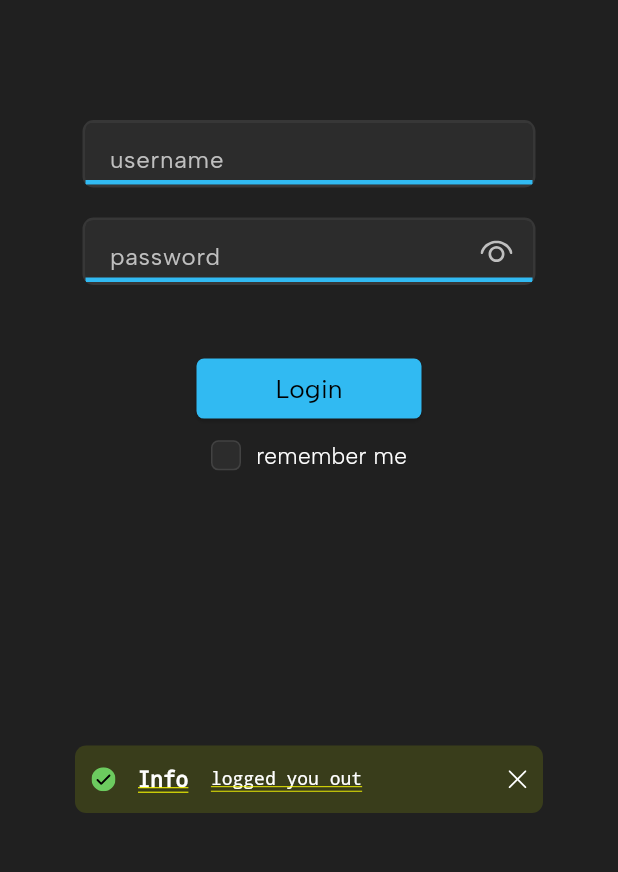
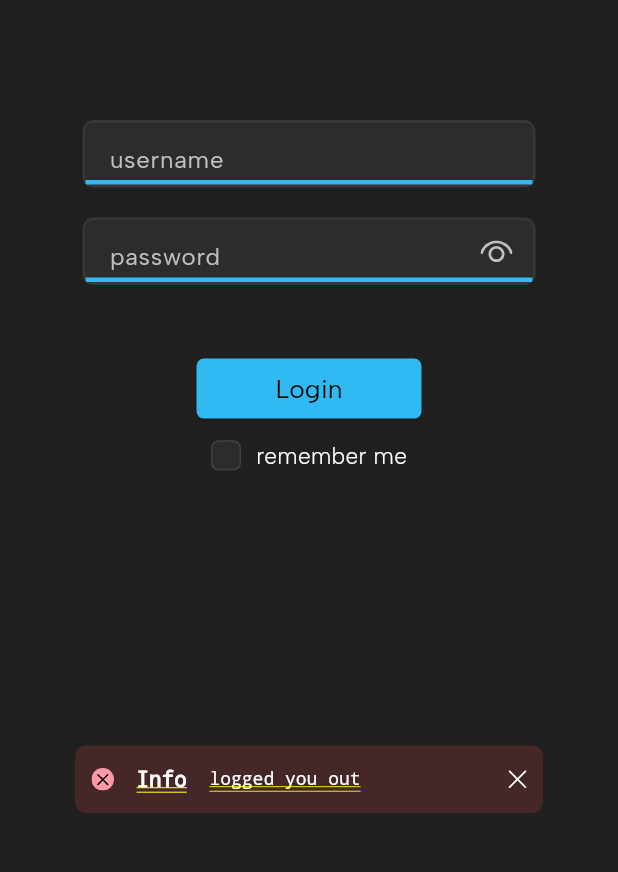
Before and after one commit to RolandDaum/gbevplan, a Flutter app: the screen it shows after launch, after a tap on "Login", on a phone screen of 412 x 824 dp, the part 348-1220 px from its top. Run offline on Flutter 3.47's test engine with Material 3 defaults, Android fonts, the phone set to English and light mode, and no system bars; our stand-ins replace flutter_svg, google_fonts, hive, hive_flutter; accounts and stored records are empty.

Commit message:
added hive save for login page

```diff
--- a/lib/components/popUp.dart
+++ b/lib/components/popUp.dart
@@ -141,7 +141,6 @@ class _PopUpWidgetState extends State<PopUpWidget> {
               },
               child: SvgPicture.asset('assets/icons/close.svg'),
             ),)
-
           ],
         ),
       ),
--- a/lib/main.dart
+++ b/lib/main.dart
@@ -1,20 +1,20 @@
 import 'package:flutter/material.dart';
-import 'package:gbevplan/dataobj/metadataOBJ.dart';
+import 'package:gbevplan/dataobj/hive_metadata.dart';
 import 'package:gbevplan/theme/colors.dart';
 import 'package:gbevplan/pages/Login.dart';
 import 'package:google_fonts/google_fonts.dart';
 import 'package:hive_flutter/adapters.dart';
 
 void main() async {
+  await Hive.initFlutter();
   Hive.registerAdapter(HIVE_MetaDataAdapter());
-  await Hive.initFlutter();
-  Box<dynamic> boxMetadata = await Hive.openBox('metadata');
-  if (boxMetadata.isEmpty) {
-    initMetadata(boxMetadata);
+  Box<dynamic> data = await Hive.openBox('data');
+  if (data.isEmpty) {
+    await initMetadata(data);
   }
   runApp(const MyApp());
 }
-void initMetadata(Box<dynamic> boxMetadata) {
+initMetadata(Box<dynamic> data) async {
   HIVE_Metadata hive_metadata = HIVE_Metadata(
     HIVE_UserData('', 0),
     HIVE_AppData(
@@ -23,7 +23,8 @@ void initMetadata(Box<dynamic> boxMetadata) {
       HIVE_APIInfo('', 'domain.com', ''),
       HIVE_AppSettings(false, true)),
     HIVE_SecureCredentials('', '', ''));
-  boxMetadata.put('metadata', hive_metadata);
+  print('saving metadata template');
+  await data.put('metadata', hive_metadata);
 }
 
 class MyApp extends StatelessWidget {
--- /dev/null
+++ b/lib/pages/home.dart
@@ -0,0 +1,20 @@
+import 'package:flutter/material.dart';
+
+class Home extends StatefulWidget {
+  const Home({super.key});
+
+  @override
+  State<Home> createState() {
+    return _HomeState();
+  }
+}
+
+class _HomeState extends State<Home> {
+
+  @override
+  Widget build(BuildContext context) {
+    // BUILD HOME TIMETABLE SIDE
+    throw UnimplementedError();
+  }
+
+}
--- a/lib/pages/login.dart
+++ b/lib/pages/login.dart
@@ -1,19 +1,40 @@
 import 'package:flutter/material.dart';
 import 'package:flutter_svg/flutter_svg.dart';
 import 'package:gbevplan/components/popUp.dart';
+import 'package:gbevplan/dataobj/hive_metadata.dart';
 import 'package:gbevplan/theme//colors.dart';
 import 'package:gbevplan/theme/sizes.dart';
 import 'package:hive/hive.dart';
 
 class Login extends StatefulWidget {
   const Login({super.key,});
+
   @override
-  State<Login> createState() => _LoginState();
+  State<Login> createState() {
+    return _LoginState();
+  }
 }
 
 class _LoginState extends State<Login> {
+
+  final Box<dynamic> hiveDataBox = Hive.box('data');
+
   bool _obscureText_Password = true;
   bool _remeberme_state = false;
+  TextEditingController username_controller = new TextEditingController();
+  TextEditingController password_controller = new TextEditingController();
+
+  @override
+  void initState() {
+    super.initState();
+
+    // Loading HIVE Data into State
+    HIVE_Metadata hivemetadata = hiveDataBox.get('metadata');
+    _remeberme_state = hivemetadata.appdata.uiinfo.rememberMe;
+    username_controller.text = hivemetadata.secruecredentials.username;
+    password_controller.text = hivemetadata.secruecredentials.password;
+  }
+
   @override
   Widget build(BuildContext context) {
     return Scaffold(
@@ -36,7 +57,7 @@ class _LoginState extends State<Login> {
                 children: [
                   const SizedBox(height: 35,),
                   LoginButton(),
-                  SizedBox(
+                  const SizedBox(
                     height: 10,
                   ),
                   RememberMe()
@@ -49,6 +70,7 @@ class _LoginState extends State<Login> {
     );
   }
 
+  // Widgets
   Padding Textinput_Username() {
     return Padding(padding: const EdgeInsets.all(10),
       child: Container(
@@ -60,6 +82,7 @@ class _LoginState extends State<Login> {
         ),
         child: Center(
           child: TextField(
+            controller: username_controller,
             cursorColor: AppColor.Font,
             cursorRadius: Radius.circular(AppSizes.BorderRadiusNormal),
             style: TextStyle(
@@ -100,6 +123,7 @@ class _LoginState extends State<Login> {
         ),
         child: Center(
           child: TextField(
+            controller: password_controller,
             obscureText: _obscureText_Password,
             cursorColor: AppColor.Font,
             cursorRadius: Radius.circular(AppSizes.BorderRadiusNormal),
@@ -131,16 +155,7 @@ class _LoginState extends State<Login> {
                   padding: EdgeInsets.all(12.5),
                   child: SvgPicture.asset('assets/icons/eye.svg'),
                 )
-              )
-
-
-              // IconButton(
-              //   onPressed: () {
-              //     setState(() {
-              //       _obscureText_Password = !_obscureText_Password;
-              //     });},
-              //   icon: SvgPicture.asset('assets/icons/eye.svg')),
-              ),
+              )),
             ),
           ),
         ),
@@ -151,7 +166,19 @@ class _LoginState extends State<Login> {
       width: 150,
       child: ElevatedButton(
         onPressed: () {
-          PopUp.create(context, 1, "Info", "logged you out");
+          PopUp.create(context, 3, "Info", "logged you out");
+          if (_remeberme_state) {
+            HIVE_Metadata hivemetadata = hiveDataBox.get('metadata');
+              hivemetadata.secruecredentials.username = username_controller.text;
+              hivemetadata.secruecredentials.password = password_controller.text;
+              hiveDataBox.put('metadata', hivemetadata);
+          } else {
+            HIVE_Metadata hivemetadata = hiveDataBox.get('metadata');
+              hivemetadata.secruecredentials.username = '';
+              hivemetadata.secruecredentials.password = '';
+              hiveDataBox.put('metadata', hivemetadata);
+          }
+
         },
         style: ElevatedButton.styleFrom(
           backgroundColor: AppColor.AccentBlue,
@@ -181,6 +208,9 @@ class _LoginState extends State<Login> {
               setState(() {
                 _remeberme_state = !_remeberme_state;
               });
+              HIVE_Metadata hivemetadata = hiveDataBox.get('metadata');
+              hivemetadata.appdata.uiinfo.rememberMe = _remeberme_state;
+              hiveDataBox.put('metadata', hivemetadata);
             },
             child: Container(
               width: 20,
@@ -191,12 +221,12 @@ class _LoginState extends State<Login> {
                 color: _remeberme_state ? AppColor.AccentBlue : AppColor.backgroundLight
               ),
               child: Padding(
-                padding: EdgeInsets.all(2.5),
+                padding: const EdgeInsets.all(2.5),
                 child: _remeberme_state ? SvgPicture.asset('assets/icons/checkbox.svg') : Text(''),
               ),
             ),
           ),
-          SizedBox(width: 10,),
+          const SizedBox(width: 10,),
           Text(
             'remember me',
             style: TextStyle(
```
Also changed, not shown: lib/dataobj/hive_metadata.dart (renamed from lib/dataobj/metadataOBJ.dart, +6 -6 lines).
